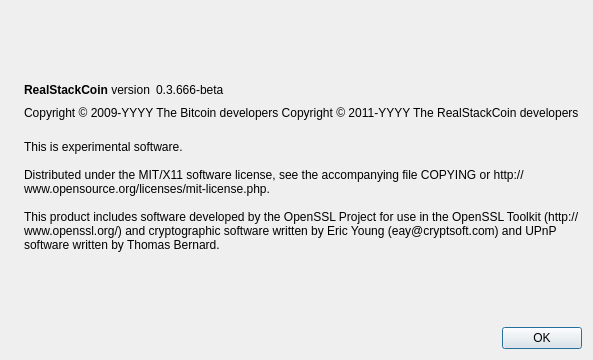
This is src/qt/forms/aboutdialog.ui in micryon/GPUcoin as Qt 5 draws it before an edit. The edited form follows.
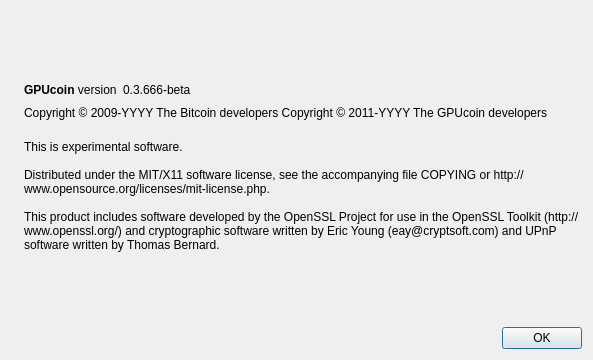
This is the edited form. Icons and pictures are not drawn.

Commit message: All name changes to GPUCoin, GPUCOIN, gpucoin

```diff
--- a/src/qt/forms/aboutdialog.ui
+++ b/src/qt/forms/aboutdialog.ui
@@ -50,7 +50,7 @@
           <cursorShape>IBeamCursor</cursorShape>
          </property>
          <property name="text">
-          <string>&lt;b&gt;RealStackCoin&lt;/b&gt; version</string>
+          <string>&lt;b&gt;GPUcoin&lt;/b&gt; version</string>
          </property>
          <property name="textInteractionFlags">
           <set>Qt::LinksAccessibleByMouse|Qt::TextSelectableByKeyboard|Qt::TextSelectableByMouse</set>
@@ -92,7 +92,7 @@
        </property>
        <property name="text">
         <string notr="true">Copyright &amp;copy; 2009-YYYY The Bitcoin developers
-Copyright &amp;copy; 2011-YYYY The RealStackCoin developers</string>
+Copyright &amp;copy; 2011-YYYY The GPUcoin developers</string>
        </property>
        <property name="textFormat">
         <enum>Qt::RichText</enum>
```
Left out of the diff: 2 changed lines with no effect on the pictures. The commit also changes 106 other files.
